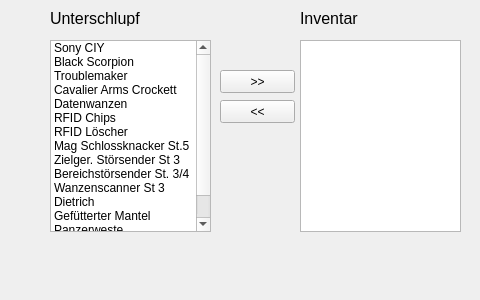
Old version of the form sr5/inventory.ui in the repository eLi2015/sr_tool.
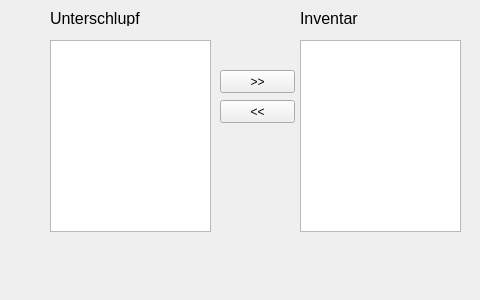
New version of the form.

Commit message: [feature, refactoring] added json support for the inventory

The edit to the form file:
```diff
--- a/sr5/inventory.ui
+++ b/sr5/inventory.ui
@@ -38,81 +38,6 @@
      <height>192</height>
     </rect>
    </property>
-   <item>
-    <property name="text">
-     <string>Sony CIY</string>
-    </property>
-   </item>
-   <item>
-    <property name="text">
-     <string>Black Scorpion</string>
-    </property>
-   </item>
-   <item>
-    <property name="text">
-     <string>Troublemaker</string>
-    </property>
-   </item>
-   <item>
-    <property name="text">
-     <string>Cavalier Arms Crockett</string>
-    </property>
-   </item>
-   <item>
-    <property name="text">
-     <string>Datenwanzen</string>
-    </property>
-   </item>
-   <item>
-    <property name="text">
-     <string>RFID Chips</string>
-    </property>
-   </item>
-   <item>
-    <property name="text">
-     <string>RFID Löscher</string>
-    </property>
-   </item>
-   <item>
-    <property name="text">
-     <string>Mag Schlossknacker St.5</string>
-    </property>
-   </item>
-   <item>
-    <property name="text">
-     <string>Zielger. Störsender St 3</string>
-    </property>
-   </item>
-   <item>
-    <property name="text">
-     <string>Bereichstörsender St. 3/4</string>
-    </property>
-   </item>
-   <item>
-    <property name="text">
-     <string>Wanzenscanner St 3</string>
-    </property>
-   </item>
-   <item>
-    <property name="text">
-     <string>Dietrich</string>
-    </property>
-   </item>
-   <item>
-    <property name="text">
-     <string>Gefütterter Mantel</string>
-    </property>
-   </item>
-   <item>
-    <property name="text">
-     <string>Panzerweste</string>
-    </property>
-   </item>
-   <item>
-    <property name="text">
-     <string>Ganzkörper. Panzerung</string>
-    </property>
-   </item>
   </widget>
   <widget class="QListWidget" name="inventory">
    <property name="geometry">
```
Left out of the diff: 13 changed lines with no effect on the pictures. The commit also changes 7 other files.
